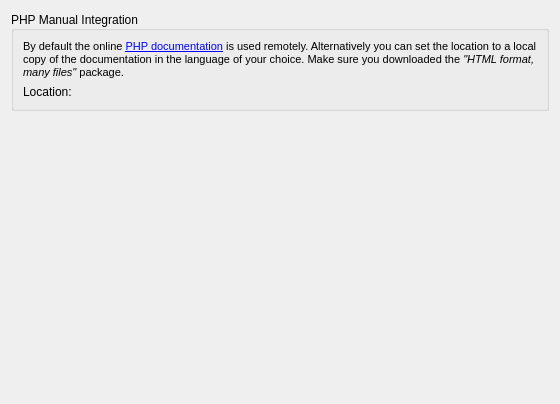
Old version of the form docs/phpdocsconfig.ui in the repository KDE/kdev-php.
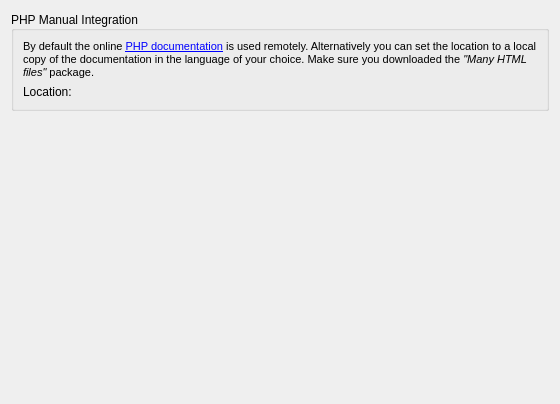
New version of the form. Custom widgets are drawn as their Qt base class.

Commit message: Sync message with the referenced one on the website.

```diff
--- a/docs/phpdocsconfig.ui
+++ b/docs/phpdocsconfig.ui
@@ -33,7 +33,7 @@
 &lt;html&gt;&lt;head&gt;&lt;meta name=&quot;qrichtext&quot; content=&quot;1&quot; /&gt;&lt;style type=&quot;text/css&quot;&gt;
 p, li { white-space: pre-wrap; }
 &lt;/style&gt;&lt;/head&gt;&lt;body style=&quot; font-family:'DejaVu Sans'; font-size:8pt; font-weight:400; font-style:normal;&quot;&gt;
-&lt;p style=&quot; margin-top:0px; margin-bottom:0px; margin-left:0px; margin-right:0px; -qt-block-indent:0; text-indent:0px;&quot;&gt;By default the online &lt;a href=&quot;http://php.net&quot;&gt;&lt;span style=&quot; text-decoration: underline; color:#0000ff;&quot;&gt;PHP documentation&lt;/span&gt;&lt;/a&gt; is used remotely. Alternatively you can set the location to a local copy of the documentation in the language of your choice. Make sure you downloaded the &lt;span style=&quot; font-style:italic;&quot;&gt;&quot;HTML format, many files&quot;&lt;/span&gt; package.&lt;/p&gt;&lt;/body&gt;&lt;/html&gt;</string>
+&lt;p style=&quot; margin-top:0px; margin-bottom:0px; margin-left:0px; margin-right:0px; -qt-block-indent:0; text-indent:0px;&quot;&gt;By default the online &lt;a href=&quot;http://php.net&quot;&gt;&lt;span style=&quot; text-decoration: underline; color:#0000ff;&quot;&gt;PHP documentation&lt;/span&gt;&lt;/a&gt; is used remotely. Alternatively you can set the location to a local copy of the documentation in the language of your choice. Make sure you downloaded the &lt;span style=&quot; font-style:italic;&quot;&gt;&quot;Many HTML files&quot;&lt;/span&gt; package.&lt;/p&gt;&lt;/body&gt;&lt;/html&gt;</string>
         </property>
         <property name="scaledContents">
          <bool>false</bool>
```
